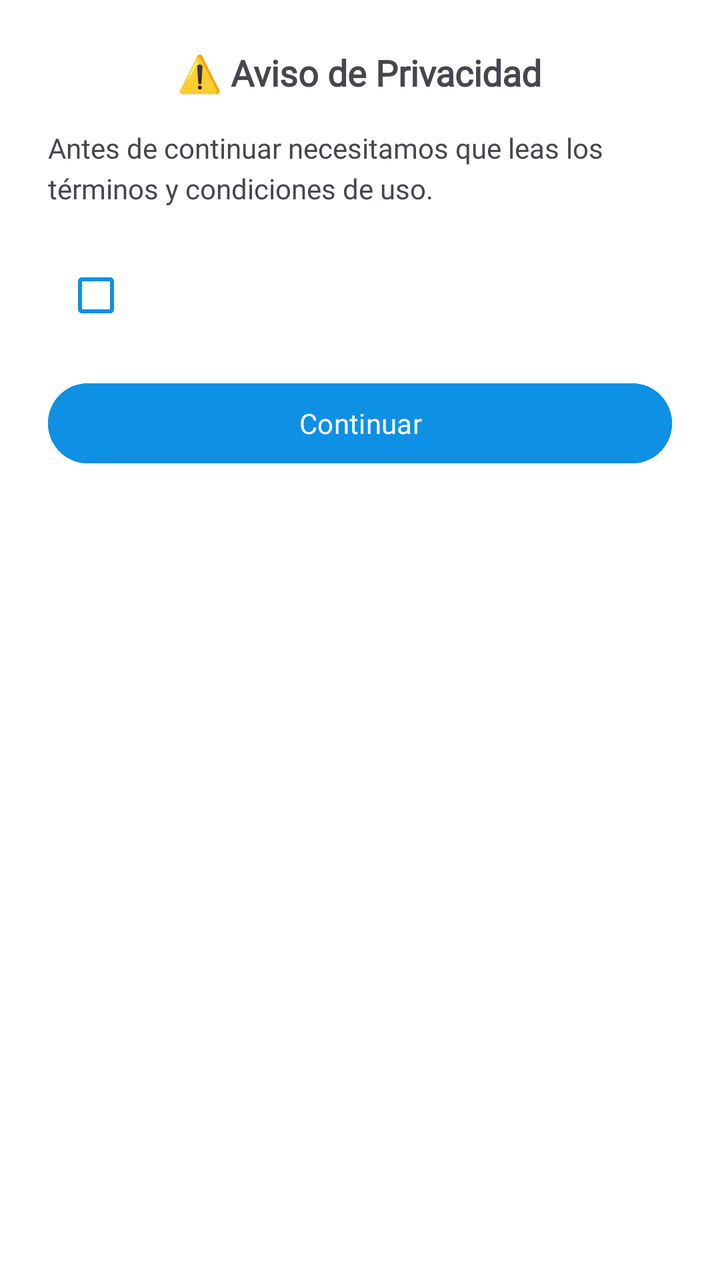
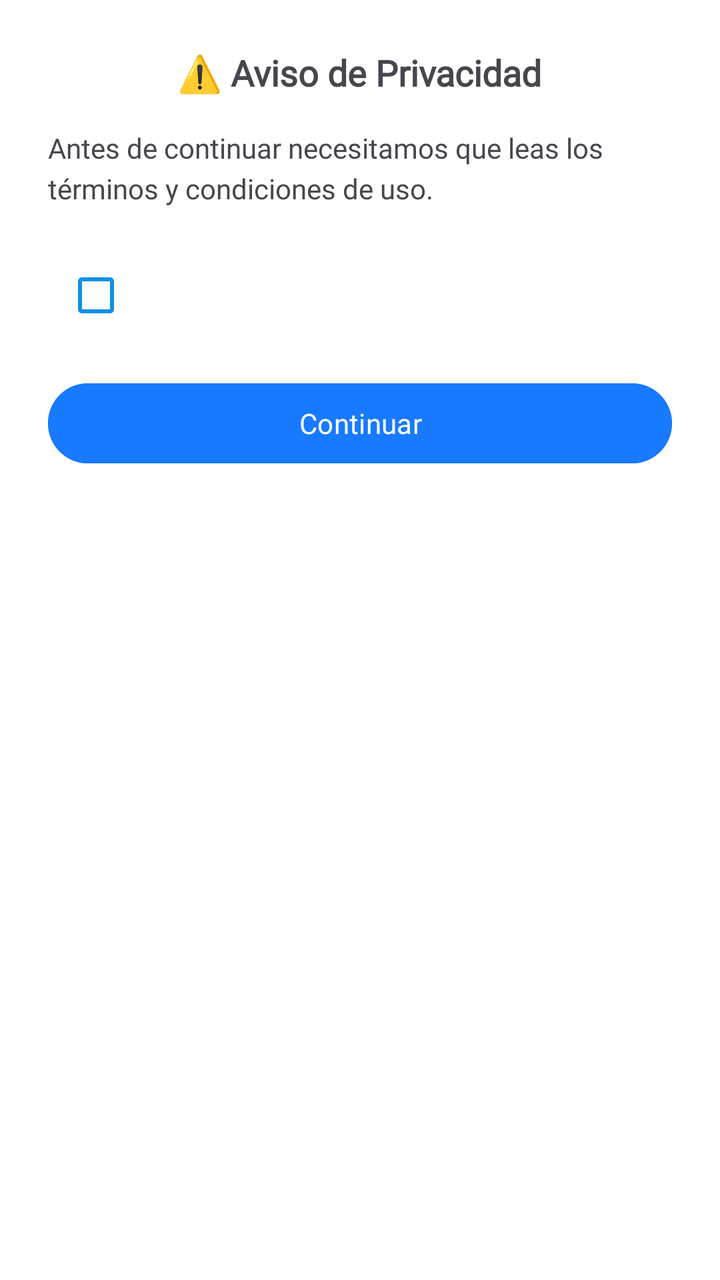

The first picture is an Android layout as it rendered before a commit; the second is the same layout after the commit. The layout source and the unified diff follow.
<!-- AndroidManifest.xml: application theme Theme.Gourmeet2 -->
<!-- res/layout/aceptar_terminos.xml -->
<?xml version="1.0" encoding="utf-8"?>
<LinearLayout xmlns:android="http://schemas.android.com/apk/res/android"
    android:layout_width="match_parent"
    android:layout_height="wrap_content"
    android:orientation="vertical"
    android:padding="24dp"
    android:background="@android:color/white">
    <TextView
        android:layout_width="wrap_content"
        android:layout_height="wrap_content"
        android:text="⚠️ Aviso de Privacidad"
        android:fontFamily="@font/caviardreams"
        android:textSize="18sp"
        android:textStyle="bold"
        android:layout_gravity="center_horizontal"
        android:layout_marginBottom="16dp"/>

    <TextView
        android:layout_width="match_parent"
        android:layout_height="wrap_content"
        android:text="Antes de continuar necesitamos que leas los términos y condiciones de uso."
        android:fontFamily="@font/caviardreams"
        android:layout_marginBottom="20dp"
        android:textSize="14sp"
        android:lineSpacingExtra="4dp"/>

    <LinearLayout
        android:layout_width="match_parent"
        android:layout_height="wrap_content"
        android:orientation="horizontal"
        android:layout_marginBottom="16dp">

        <CheckBox
            android:id="@+id/checkAcepto"
            android:layout_width="wrap_content"
            android:layout_height="wrap_content"
            android:buttonTint="#0E90E4"/>

        <TextView
            android:id="@+id/txtTerminos"
            android:fontFamily="@font/caviardreams"
            android:layout_width="match_parent"
            android:layout_height="wrap_content"
            android:layout_marginStart="8dp"
            android:textSize="14sp"/>
    </LinearLayout>

    <Button
        android:id="@+id/btnContinuar"
        android:layout_width="match_parent"
        android:layout_height="48dp"
        android:text="Continuar"
        android:fontFamily="@font/caviardreams"
        android:enabled="false"
        android:backgroundTint="#0E90E4"
        android:textColor="#FFFFFF"
        android:layout_gravity="center_horizontal"/>

</LinearLayout>
<!-- resources referenced by this layout -->
<resources>
  <style name="Theme.Gourmeet2" parent="Theme.MaterialComponents.DayNight.DarkActionBar">
          
          <item name="colorPrimary">@color/bottom_nav_color</item>
          <item name="colorPrimaryVariant">@color/bottom_nav_color</item>
          <item name="colorOnPrimary">@color/white</item>
          
          <item name="colorSecondary">@color/teal_200</item>
          <item name="colorSecondaryVariant">@color/teal_700</item>
          <item name="colorOnSecondary">@color/black</item>
          
          <item name="android:statusBarColor">@color/bottom_nav_color</item>
          
      </style>
  <color name="white">#FFFFFFFF</color>
  <color name="teal_200">#FF03DAC5</color>
  <color name="teal_700">#FF018786</color>
  <color name="black">#FF000000</color>
</resources>

<!-- the commit's change to res/layout/aceptar_terminos.xml (unified diff, before → after) -->
@@ -52,7 +52,7 @@
         android:text="Continuar"
         android:fontFamily="@font/caviardreams"
         android:enabled="false"
-        android:backgroundTint="#0E90E4"
+        android:backgroundTint="@color/azulgourmeet"
         android:textColor="#FFFFFF"
         android:layout_gravity="center_horizontal"/>
 
<!-- resource entries referenced after the edit -->
@@ -1,5 +1,6 @@
 <!-- resources referenced by this layout -->
 <resources>
+  <color name="azulgourmeet">#177AFF</color>
   <style name="Theme.Gourmeet2" parent="Theme.MaterialComponents.DayNight.DarkActionBar">
           
           <item name="colorPrimary">@color/bottom_nav_color</item>
